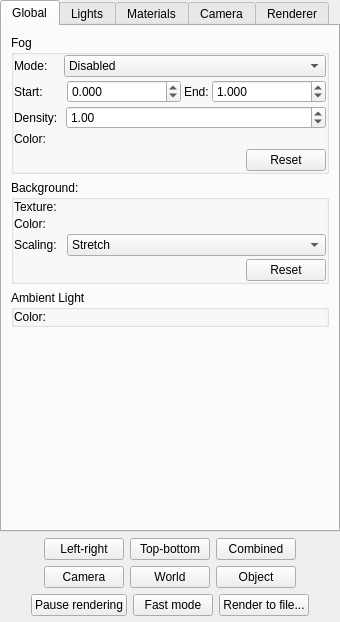
Qt form gui/SidePanel.ui (maximlevitsky/cgrender) before a commit.
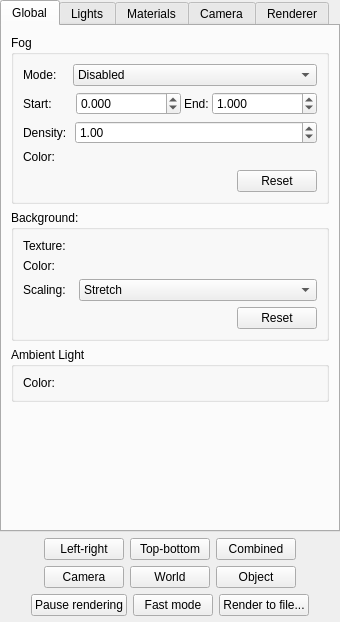
The same form after that commit. Custom widgets are drawn as their Qt base class.

What changed in the file:
```diff
--- a/gui/SidePanel.ui
+++ b/gui/SidePanel.ui
@@ -37,24 +37,6 @@
    </property>
    <item>
     <widget class="QTabWidget" name="tabbedArea">
-     <property name="layoutDirection">
-      <enum>Qt::LeftToRight</enum>
-     </property>
-     <property name="tabPosition">
-      <enum>QTabWidget::North</enum>
-     </property>
-     <property name="tabShape">
-      <enum>QTabWidget::Rounded</enum>
-     </property>
-     <property name="currentIndex">
-      <number>0</number>
-     </property>
-     <property name="elideMode">
-      <enum>Qt::ElideNone</enum>
-     </property>
-     <property name="usesScrollButtons">
-      <bool>true</bool>
-     </property>
      <widget class="QWidget" name="tabGlobal">
       <attribute name="title">
        <string>Global</string>
@@ -66,12 +48,6 @@
           <string>Fog</string>
          </property>
          <layout class="QVBoxLayout" name="verticalLayout">
-          <property name="spacing">
-           <number>3</number>
-          </property>
-          <property name="margin">
-           <number>0</number>
-          </property>
           <item>
            <layout class="QHBoxLayout" name="_16">
             <property name="spacing">
@@ -302,16 +278,10 @@
           <string>Background:</string>
          </property>
          <layout class="QVBoxLayout" name="verticalLayout_6">
-          <property name="spacing">
-           <number>3</number>
-          </property>
-          <property name="margin">
-           <number>0</number>
-          </property>
           <item>
            <layout class="QHBoxLayout" name="horizontalLayout_4">
             <item>
-             <widget class="QLabel" name="_2">
+             <widget class="QLabel" name="label_5">
               <property name="minimumSize">
                <size>
                 <width>50</width>
@@ -421,16 +391,10 @@
           <string>Ambient Light</string>
          </property>
          <layout class="QVBoxLayout" name="verticalLayout_9">
-          <property name="spacing">
-           <number>3</number>
-          </property>
-          <property name="margin">
-           <number>0</number>
-          </property>
           <item>
-           <layout class="QHBoxLayout" name="horizontalLayout_11">
+           <layout class="QHBoxLayout" name="_2">
             <item>
-             <widget class="QLabel" name="_">
+             <widget class="QLabel" name="label_2">
               <property name="minimumSize">
                <size>
                 <width>50</width>
```
Left out of the diff: 80 changed lines with no effect on the pictures.
